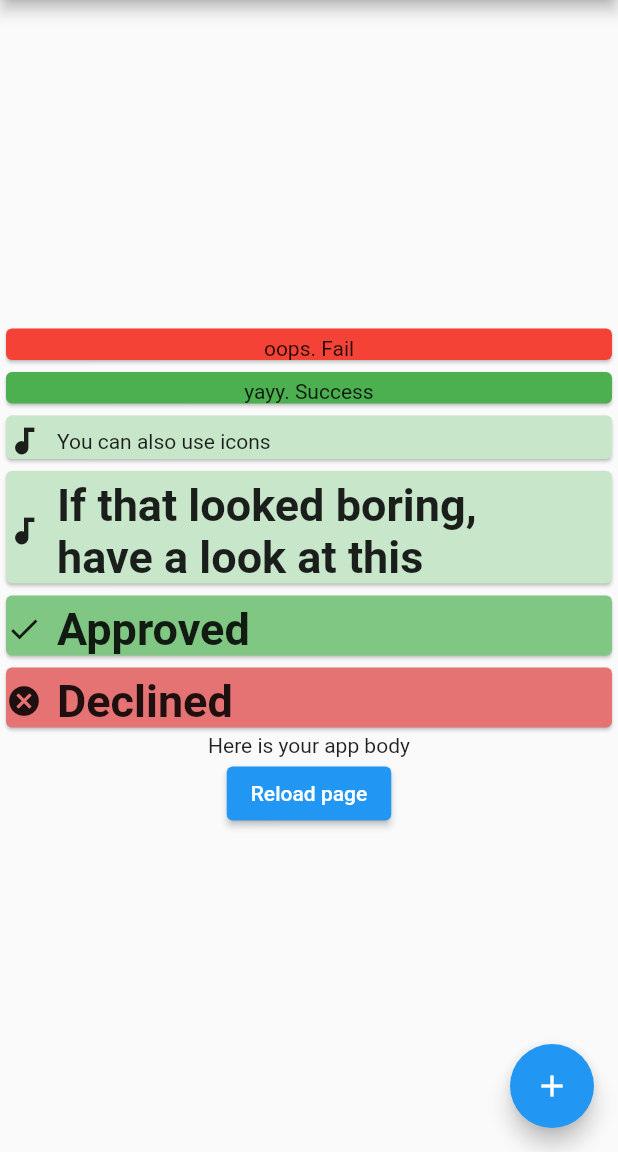
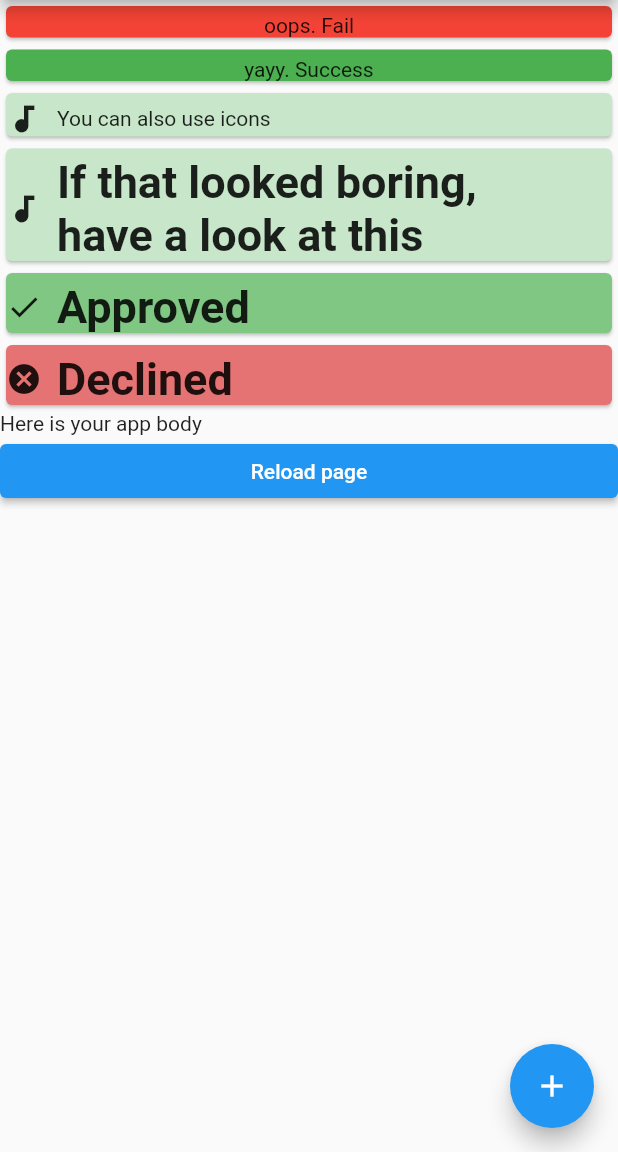
Before and after one commit to mytja-archive/fl_flash, a Flutter app: the screen it shows after launch, after a tap on the "add" icon, on a phone screen of 412 x 824 dp, the part 84-1236 px from its top. Run offline on Flutter 3.47's test engine with Material 2 defaults, Android fonts, the phone set to English and light mode, and no system bars.

```diff
--- a/example/lib/main.dart
+++ b/example/lib/main.dart
@@ -87,22 +87,7 @@ class _MyHomePageState extends State<MyHomePage> {
         // the App.build method, and use it to set our appbar title.
         title: Text("fl_flash demo"),
       ),
-      body: Column(
-        // Column is also a layout widget. It takes a list of children and
-        // arranges them vertically. By default, it sizes itself to fit its
-        // children horizontally, and tries to be as tall as its parent.
-        //
-        // Invoke "debug painting" (press "p" in the console, choose the
-        // "Toggle Debug Paint" action from the Flutter Inspector in Android
-        // Studio, or the "Toggle Debug Paint" command in Visual Studio Code)
-        // to see the wireframe for each widget.
-        //
-        // Column has various properties to control how it sizes itself and
-        // how it positions its children. Here we use mainAxisAlignment to
-        // center the children vertically; the main axis here is the vertical
-        // axis because Columns are vertical (the cross axis would be
-        // horizontal).
-        mainAxisAlignment: MainAxisAlignment.center,
+      body: ListView(
         children: <Widget>[
           MaterialFlash(),
           Text("Here is your app body"),
@@ -112,7 +97,7 @@ class _MyHomePageState extends State<MyHomePage> {
       ),
       floatingActionButton: FloatingActionButton(
         onPressed: _incrementCounter,
-        tooltip: 'Add flash',
+        tooltip: 'Add flashes',
         child: Icon(Icons.add),
       ), // This trailing comma makes auto-formatting nicer for build methods.
     );
--- a/example/pubspec.yaml
+++ b/example/pubspec.yaml
@@ -1,5 +1,5 @@
-name: example
-description: A new Flutter project.
+name: fl_toast
+description: Flutter toast example
 
 # The following line prevents the package from being accidentally published to
 # pub.dev using `pub publish`. This is preferred for private packages.
--- a/lib/fl_flash.dart
+++ b/lib/fl_flash.dart
@@ -1,12 +1,6 @@
 library fl_flash;
 
 import 'package:flutter/material.dart';
-
-/// A Calculator.
-class Calculator {
-  /// Returns [value] plus 1.
-  int addOne(int value) => value + 1;
-}
 
 class Flash {
   Flash(
@@ -79,16 +73,31 @@ class FlashManager {
 }
 
 class MaterialFlash extends StatelessWidget {
-  List<Widget> flashes = [];
+  MaterialFlash({this.limit, this.deleteAll = true});
+
+  final int? limit;
+  final bool deleteAll;
+
   @override
   Widget build(BuildContext context) {
-    for (Flash flash in FlashManager.get()) {
-      Widget flash2 = MaterialFlashOne(flash: flash);
-      flashes.add(flash2);
+    List<Widget> flashes = [];
+    if (limit != null) {
+      for (int i = 0; i < limit!; i++) {
+        try {
+          flashes.add(MaterialFlashOne(flash: FlashManager.get()[i]));
+        } catch (e) {
+          continue;
+        }
+      }
+    } else {
+      for (Flash flash in FlashManager.get()) {
+        Widget flash2 = MaterialFlashOne(flash: flash);
+        flashes.add(flash2);
+      }
     }
-    FlashManager.removeAll();
+    if (deleteAll) {
+      FlashManager.removeAll();
+    }
     return Column(children: flashes);
   }
 }
-
-// ignore_for_file: must_be_immutable
```
Also changed, not shown: 2 other files.
